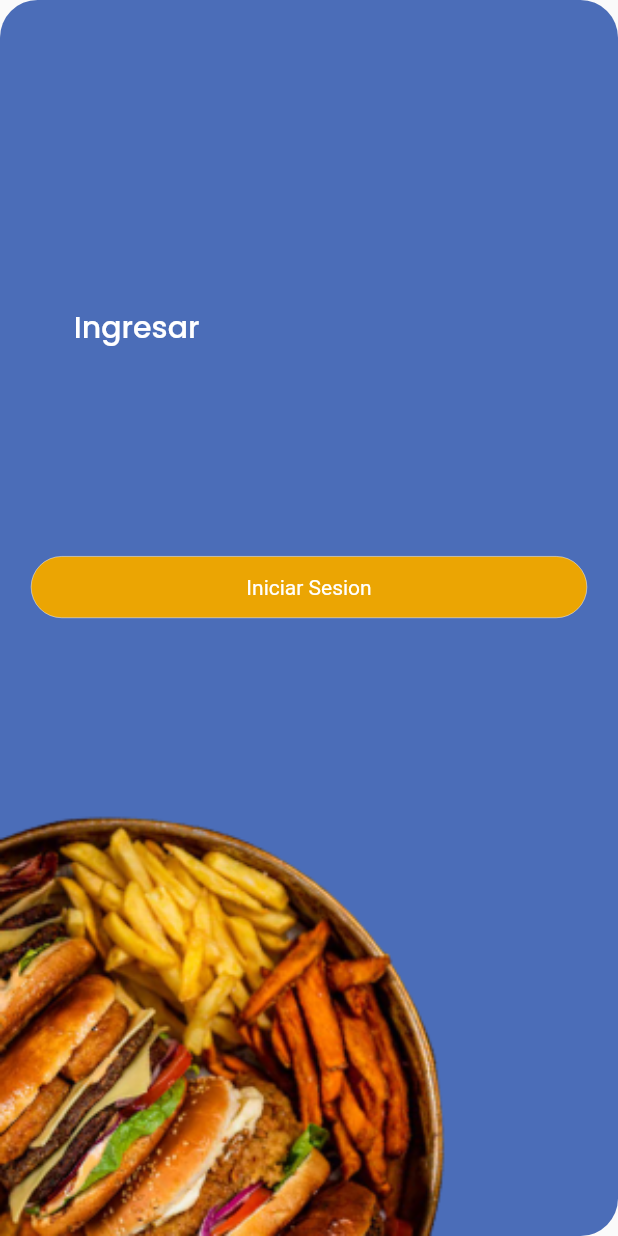
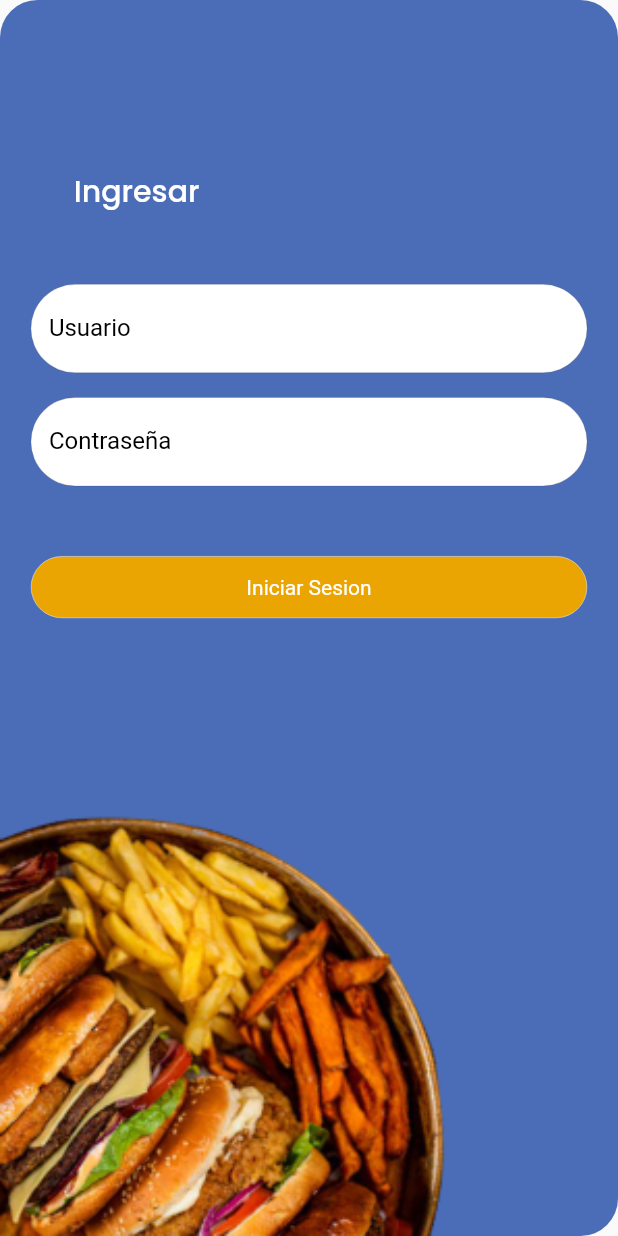
Before and after one commit to SsantaJ/proyectosoft, a Flutter app: the screen it shows after launch, on a phone screen of 412 x 824 dp. Run offline on Flutter 3.47's test engine with Material 2 defaults, Android fonts, the phone set to English and light mode, and no system bars; missing offline and left inert: dart:html.

Commit message:
campos usuario y contraseña, funciones boton y campo

```diff
--- a/lib/vistas/SignIn.dart
+++ b/lib/vistas/SignIn.dart
@@ -29,6 +29,12 @@ class SignIn extends StatelessWidget {
             alignment: Alignment(-0.7, -0.1), //no sirve el height
           ),
           Spacer(flex: 1),
+          campo("Usuario", false, Colors.white, screenwidth * 0.9),
+          SizedBox(
+            height: (screenheight * 0.02),
+          ),
+          campo("Contraseña", true, Colors.white, screenwidth * 0.9),
+          Spacer(flex: 1),
           boton(() {}, Color.fromARGB(255, 235, 165, 3), "Iniciar Sesion",
               Colors.white, screenwidth * 0.9, screenheight * 0.05),
           Container(
--- a/lib/widgets/funciones.dart
+++ b/lib/widgets/funciones.dart
@@ -34,3 +34,62 @@ GestureDetector boton(VoidCallback funcion, Color color, String text,
     ),
   );
 }
+
+Container campo(String text, bool obs, Color color, double tam) {
+  return Container(
+    width: tam,
+    child: Container(
+      child: TextField(
+        obscureText: obs,
+        decoration: InputDecoration(
+            //hintText: text,
+            enabledBorder: OutlineInputBorder(
+              borderRadius: BorderRadius.all(Radius.circular((50))),
+              borderSide: BorderSide(color: Colors.black, width: 0.1),
+            ),
+            focusedBorder: OutlineInputBorder(
+              borderRadius: BorderRadius.all(Radius.circular((50))),
+              borderSide:
+                  BorderSide(color: Color.fromARGB(255, 235, 165, 3), width: 2),
+            ),
+            iconColor: color,
+            labelText: text,
+            labelStyle: TextStyle(
+              color: Colors.black,
+            )),
+      ),
+      decoration: BoxDecoration(
+        color: color,
+        borderRadius: BorderRadius.all(
+          Radius.circular(50),
+        ),
+      ),
+    ),
+  );
+}
+
+/*
+SizedBox campo(String text, bool obs, Color color, double tam) {
+  return SizedBox(
+    width: tam,
+    child: TextField(
+      obscureText: obs,
+      decoration: InputDecoration(
+          //hintText: text,
+          enabledBorder: OutlineInputBorder(
+            borderRadius: BorderRadius.all(Radius.circular((50))),
+            borderSide: BorderSide(color: Colors.black, width: 1),
+          ),
+          focusedBorder: OutlineInputBorder(
+            borderRadius: BorderRadius.all(Radius.circular((50))),
+            borderSide: BorderSide(color: Colors.yellow, width: 1),
+          ),
+          iconColor: color,
+          labelText: text,
+          labelStyle: TextStyle(
+            color: Colors.black,
+          )),
+    ),
+  );
+}
+*/
```
